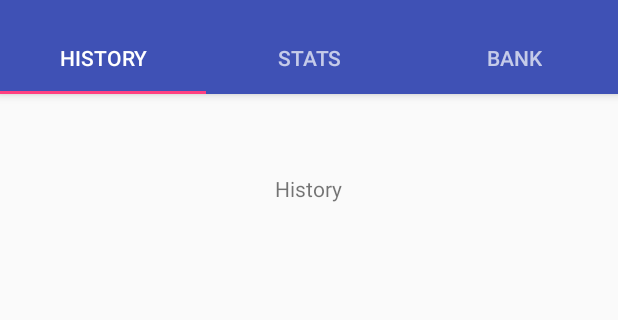
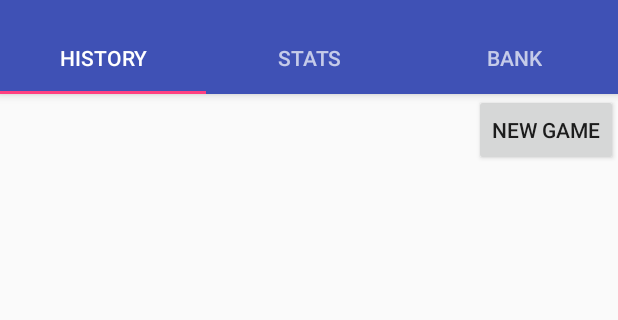
Before and after one commit to EthanYu22/Bankroll-Breakdown-Continued, an Android app: the screen it shows after launch (MainActivity), on a phone screen of 412 x 824 dp, the part 62-382 px from its top. Run offline under Robolectric (Android 15) with nearby library versions, the phone set to English and light mode, and no system bars.

Commit message:
game display and add

```diff
--- a/PokerJournal/app/src/main/AndroidManifest.xml
+++ b/PokerJournal/app/src/main/AndroidManifest.xml
@@ -17,6 +17,7 @@
                 <category android:name="android.intent.category.LAUNCHER" />
             </intent-filter>
         </activity>
+        <activity android:name=".GameFormActivity"></activity>
     </application>
 
 </manifest>
--- /dev/null
+++ b/PokerJournal/app/src/main/java/com/example/ethan/pokerjournal/DatabaseHelper.java
@@ -0,0 +1,104 @@
+package com.example.ethan.pokerjournal;
+
+import android.content.ContentValues;
+import android.content.Context;
+import android.database.Cursor;
+import android.database.sqlite.SQLiteDatabase;
+import android.database.sqlite.SQLiteOpenHelper;
+
+import java.util.ArrayList;
+import java.util.List;
+
+/**
+ * Created by Andrew on 3/10/2016.
+ */
+public class DatabaseHelper extends SQLiteOpenHelper {
+    //db info
+    private static final String DATABASE_NAME = "pokerJournalDatabase";
+    private static final int DATABASE_VERSION = 1;
+    //tables
+    private static final String TABLE_GAMES = "games";
+    private static final String TABLE_BANK = "bank";
+    //games fields (columns)
+    private static final String GAMES_ID = "id";
+    private static final String GAMES_TYPE = "type";
+    private static final String GAMES_BLINDS = "blinds";//will leave out for now, since would be two fields
+    private static final String GAMES_LOC = "location";
+    private static final String GAMES_DATE = "date";
+    private static final String GAMES_TIME = "time";
+    private static final String GAMES_BUY_IN = "buyIn";
+    private static final String GAMES_CASH_OUT = "cashOut";
+    //bank fields (columns)
+    private static final String BANK_ID = "id";
+    private static final String BANK_DW = "dw"; //deposit or withdrawal
+    private static final String BANK_AMOUNT = "amount";
+    //create table statements
+    private static final String CREATE_TABLE_GAMES = "CREATE TABLE " + TABLE_GAMES +
+            "(" +
+            GAMES_ID + " INTEGER PRIMARY KEY AUTOINCREMENT," +
+            GAMES_TYPE + " TEXT NOT NULL," +
+            GAMES_LOC + " TEXT NOT NULL," +
+            GAMES_DATE + " TEXT NOT NULL," +
+            GAMES_TIME + " REAL NOT NULL," +
+            GAMES_BUY_IN + " REAL NOT NULL," +
+            GAMES_CASH_OUT + " REAL NOT NULL" +
+            ")";
+
+    public DatabaseHelper(Context context) {
+        super(context, DATABASE_NAME, null, DATABASE_VERSION);
+    }
+
+    @Override
+    public void onCreate(SQLiteDatabase db) {
+        db.execSQL(CREATE_TABLE_GAMES);
+    }
+
+    @Override
+    public void onUpgrade(SQLiteDatabase db, int oldVersion, int newVersion) {
+        if(oldVersion != newVersion) {
+            db.execSQL("DROP TABLE IF EXISTS " + TABLE_GAMES);
+            onCreate(db);
+        }
+    }
+
+    //game database methods
+    public void createGame(Game game) {
+        SQLiteDatabase db = this.getWritableDatabase();
+
+        ContentValues values = new ContentValues();
+        values.put(GAMES_ID, game.getId());
+        values.put(GAMES_TYPE, game.getType());
+        values.put(GAMES_LOC, game.getLocation());
+        values.put(GAMES_DATE, game.getDate());
+        values.put(GAMES_TIME, game.getTime());
+        values.put(GAMES_BUY_IN, game.getBuyIn());
+        values.put(GAMES_CASH_OUT, game.getCashOut());
+
+        long game_return = db.insert(TABLE_GAMES, null, values);
+    }
+
+    public List<Game> getAllGames() {
+        List<Game> games = new ArrayList<Game>();
+        String selectQuery = "SELECT * FROM " + TABLE_GAMES;
+
+        SQLiteDatabase db = this.getReadableDatabase();
+        Cursor c = db.rawQuery(selectQuery, null);
+
+        if (c.moveToFirst()) {
+            do {
+                Game g = new Game();
+                g.setId(c.getInt(c.getColumnIndex(GAMES_ID)));
+                g.setType(c.getString(c.getColumnIndex(GAMES_TYPE)));
+                g.setLocation(c.getString(c.getColumnIndex(GAMES_LOC)));
+                g.setDate(c.getString(c.getColumnIndex(GAMES_DATE)));
+                g.setTime(c.getInt(c.getColumnIndex(GAMES_TIME)));
+                g.setBuyIn(c.getDouble(c.getColumnIndex(GAMES_BUY_IN)));
+                g.setCashOut(c.getDouble(c.getColumnIndex(GAMES_CASH_OUT)));
+
+                games.add(g);
+            } while (c.moveToNext());
+        }
+
+        return games;
+    }
+}
--- a/PokerJournal/app/src/main/java/com/example/ethan/pokerjournal/HistoryFragment.java
+++ b/PokerJournal/app/src/main/java/com/example/ethan/pokerjournal/HistoryFragment.java
@@ -1,15 +1,25 @@
 package com.example.ethan.pokerjournal;
 
+import android.app.Activity;
+import android.content.Context;
 import android.support.v4.app.Fragment;
 import android.os.Bundle;
 import android.view.LayoutInflater;
 import android.view.View;
 import android.view.ViewGroup;
+import android.widget.ListView;
+
+import java.util.List;
 
 /**
  * Created by Andrew on 3/9/2016.
  */
+
 public class HistoryFragment extends Fragment {
+
+    DatabaseHelper db;
+    List<Game> gameList;
+
     public HistoryFragment() {
 
     }
@@ -17,6 +27,7 @@ public class HistoryFragment extends Fragment {
     @Override
     public void onCreate(Bundle savedInstanceState) {
         super.onCreate((savedInstanceState));
+        db = new DatabaseHelper(getActivity());
     }
 
     @Override
@@ -24,4 +35,17 @@ public class HistoryFragment extends Fragment {
         //inflate layout
         return inflater.inflate(R.layout.history, container, false);
     }
+
+    public void onResume() {
+        super.onResume();
+        gameList = db.getAllGames();
+        displayGames();
+    }
+
+    public void displayGames() {
+        ListView lv = (ListView) getView().findViewById(R.id.listGames);
+        GameArrayAdapter adapter = new GameArrayAdapter(getActivity(), gameList);
+        lv.setAdapter(adapter);
+    }
+
 }
--- a/PokerJournal/app/src/main/java/com/example/ethan/pokerjournal/MainActivity.java
+++ b/PokerJournal/app/src/main/java/com/example/ethan/pokerjournal/MainActivity.java
@@ -1,18 +1,27 @@
 package com.example.ethan.pokerjournal;
 /*
-Using a guide from www.androidhive.info for tabs
+Using a guide from www.androidhive.info for tabs and sqlite
  */
+import android.content.Context;
+import android.content.Intent;
 import android.support.design.widget.TabLayout;
 import android.support.v4.view.ViewPager;
 import android.support.v7.app.AppCompatActivity;
 import android.os.Bundle;
 import android.support.v7.widget.Toolbar;
+import android.view.View;
+import android.widget.ListView;
+
+import java.util.List;
 
 public class MainActivity extends AppCompatActivity {
 
     private Toolbar toolbar;
     private TabLayout tabLayout;
     private ViewPager viewPager;
+
+    List<Game> gameList;
+    DatabaseHelper db;
 
     @Override
     protected void onCreate(Bundle savedInstanceState) {
@@ -22,6 +31,8 @@ public class MainActivity extends AppCompatActivity {
         toolbar = (Toolbar) findViewById(R.id.toolbar);
         setSupportActionBar(toolbar);
         getSupportActionBar().setDisplayHomeAsUpEnabled(true);
+        db = new DatabaseHelper(this);
+        gameList = db.getAllGames();
 
         viewPager = (ViewPager) findViewById(R.id.viewpager);
         setupViewPager(viewPager);
@@ -37,4 +48,22 @@ public class MainActivity extends AppCompatActivity {
         adapter.addFragment(new BankFragment(), "Bank");
         viewPager.setAdapter(adapter);
     }
+
+    public void onClickNewGame(View v) {
+        Intent intent = new Intent(MainActivity.this, GameFormActivity.class);
+        startActivity(intent);
+    }
+
+    /*
+    public void onResume() {
+        super.onResume();
+        displayGames();
+    }
+
+    public void displayGames() {
+        ListView lv = (ListView) findViewById(R.id.listGames);
+        GameArrayAdapter adapter = new GameArrayAdapter(this, gameList);
+        lv.setAdapter(adapter);
+    }
+    */
 }
--- a/PokerJournal/app/src/main/res/layout/history.xml
+++ b/PokerJournal/app/src/main/res/layout/history.xml
@@ -5,12 +5,20 @@
     android:layout_height="match_parent"
     tools:context="com.example.ethan.pokerjournal.HistoryFragment">
 
-    <TextView
+    <Button
         android:layout_width="wrap_content"
         android:layout_height="wrap_content"
-        android:text="History"
-        android:id="@+id/textView"
+        android:text="New Game"
+        android:id="@+id/buttonNewGame"
         android:layout_alignParentTop="true"
+        android:layout_alignParentEnd="true"
+        android:onClick="onClickNewGame" />
+
+    <ListView
+        android:layout_width="wrap_content"
+        android:layout_height="wrap_content"
+        android:id="@+id/listGames"
         android:layout_centerHorizontal="true"
-        android:layout_marginTop="53dp" />
+        android:layout_below="@+id/buttonNewGame" />
+
 </RelativeLayout>
```
Also changed, not shown: PokerJournal/app/src/main/java/com/example/ethan/pokerjournal/Game.java (added, +78 -0 lines), PokerJournal/app/src/main/java/com/example/ethan/pokerjournal/GameArrayAdapter.java (added, +40 -0 lines), PokerJournal/app/src/main/java/com/example/ethan/pokerjournal/GameFormActivity.java (added, +54 -0 lines), PokerJournal/app/src/main/res/layout/activity_game_form.xml (added, +134 -0 lines), PokerJournal/app/src/main/res/layout/game_item.xml (added, +17 -0 lines), PokerJournal/app/src/main/res/values/strings.xml (+54 -0 lines).
